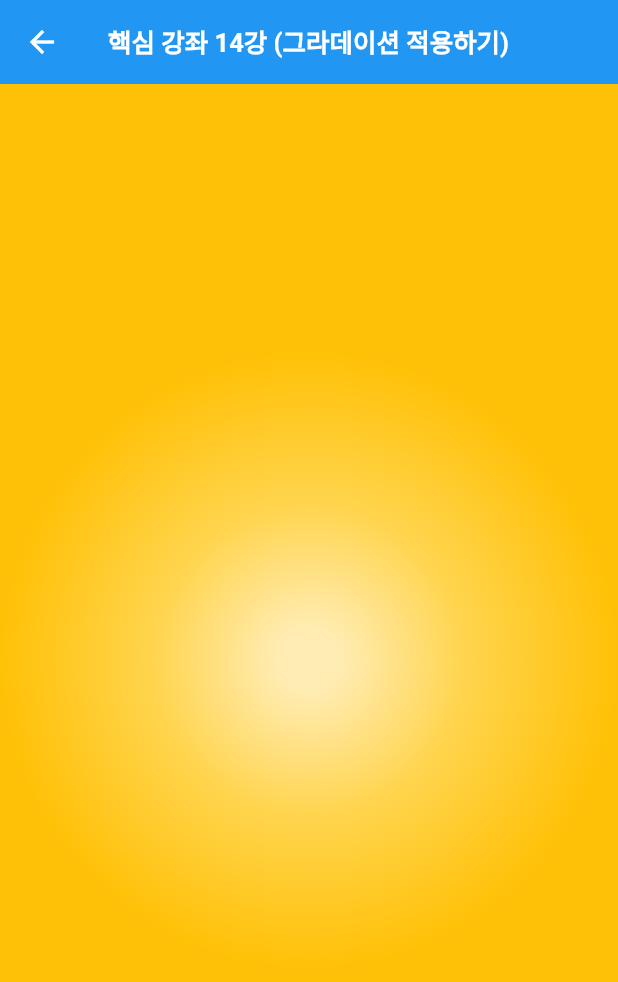
After one commit to shinseunguk/Flutter-Demo, a Flutter app: the GradationPage screen opened directly, on a phone screen of 412 x 824 dp. The commit adds this screen. Shown: the top 982 px of the screen. Run offline on Flutter 3.47's test engine with Material 3 defaults, Android fonts, the phone set to English and light mode, and no system bars.

Commit message:
💄 핵심 강좌 14강 (그라데이션 적용하기)
ref. https://www.youtube.com/watch?v=wrwyFnOvv4Q&list=PLKVJoykNpXRZcHFT4IS9G4BrssQ_7wF82&index=14

```diff
--- a/lib/main_list_page.dart
+++ b/lib/main_list_page.dart
@@ -13,6 +13,7 @@ import 'screens/Chapter10/align_page.dart';
 import 'screens/Chapter11/alert_dialog_page.dart';
 import 'screens/Chapter12/show_image_page.dart';
 import 'screens/Chapter13/responsive_page.dart';
+import 'screens/Chapter14/gradation_page.dart';
 
 class MainListPage extends StatelessWidget {
   final List<String> items = [
@@ -29,6 +30,7 @@ class MainListPage extends StatelessWidget {
     '핵심 강좌 11강 (AlertDialog - 팝업창 띄우기)',
     '핵심 강좌 12강 (이미지 보여주기)',
     '핵심 강좌 13강 (Flexible, Expanded 사용하여 반응형으로 만들기)',
+    '핵심 강좌 14강 (그라데이션 적용하기)',
   ];
 
   final Map<String, Widget> screens = {
@@ -45,6 +47,7 @@ class MainListPage extends StatelessWidget {
     '핵심 강좌 11강 (AlertDialog - 팝업창 띄우기)': AlertDialogPage(),
     '핵심 강좌 12강 (이미지 보여주기)': ShowImagePage(),
     '핵심 강좌 13강 (Flexible, Expanded 사용하여 반응형으로 만들기)': ResponsivePage(),
+    '핵심 강좌 14강 (그라데이션 적용하기)': GradationPage(),
   };
 
   @override
--- /dev/null
+++ b/lib/screens/Chapter14/gradation_page.dart
@@ -0,0 +1,44 @@
+import 'package:flutter/material.dart';
+
+class GradationPage extends StatefulWidget {
+  const GradationPage({super.key});
+
+  @override
+  State<GradationPage> createState() => _GradationPageState();
+}
+
+class _GradationPageState extends State<GradationPage> {
+  @override
+  Widget build(BuildContext context) {
+    return Scaffold(
+      appBar: AppBar(
+        iconTheme: const IconThemeData(color: Colors.white), // 뒤로가기 아이콘 색상 설정
+        title: const Text(
+          "핵심 강좌 14강 (그라데이션 적용하기)",
+          textAlign: TextAlign.center,
+          style: TextStyle(
+            color: Colors.white,
+            fontWeight: FontWeight.bold, // 텍스트를 굵게 처리
+            fontSize: 17, // 글자크기 조절
+          ),
+        ),
+        backgroundColor: Colors.blue, // 원하는 색상으로 변경
+      ),
+      body: Container(
+        width: MediaQuery.of(context).size.width,
+        height: MediaQuery.of(context).size.height,
+        decoration: BoxDecoration(
+          gradient: RadialGradient(
+            colors: [
+              Colors.amber[100] as Color,
+              Colors.amber[300] as Color,
+              Colors.amber[500] as Color,
+            ],
+            stops: const [0.1, 0.5, 1.0],
+            radius: 0.5,
+          ),
+        ),
+      ),
+    );
+  }
+}
```
